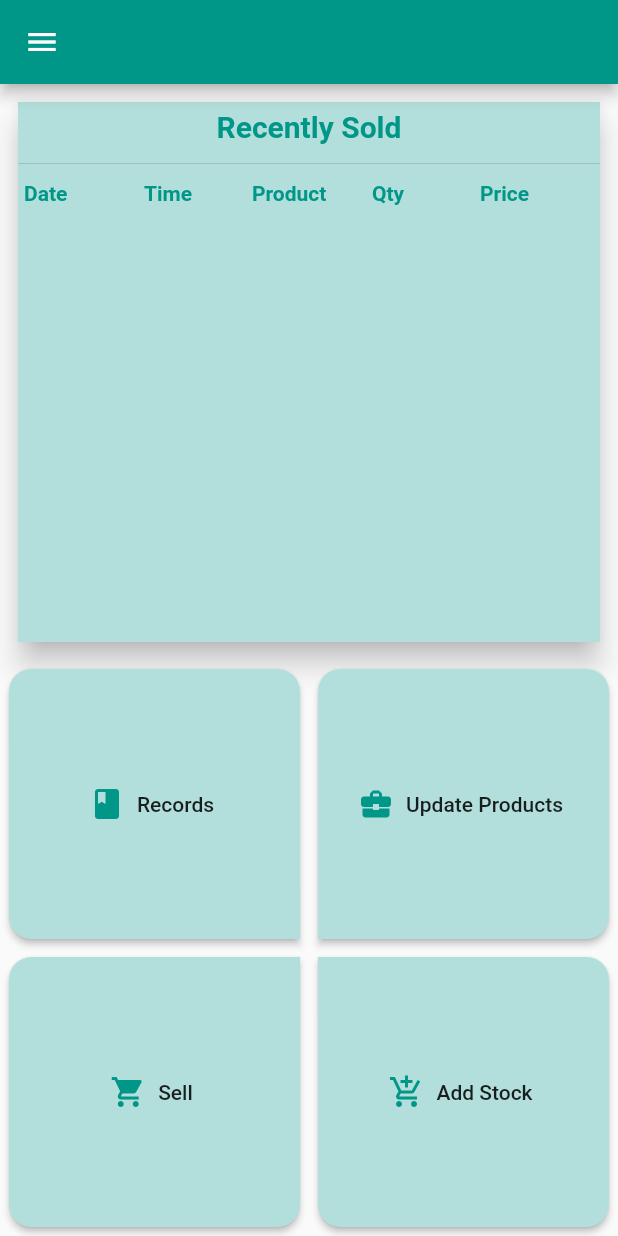
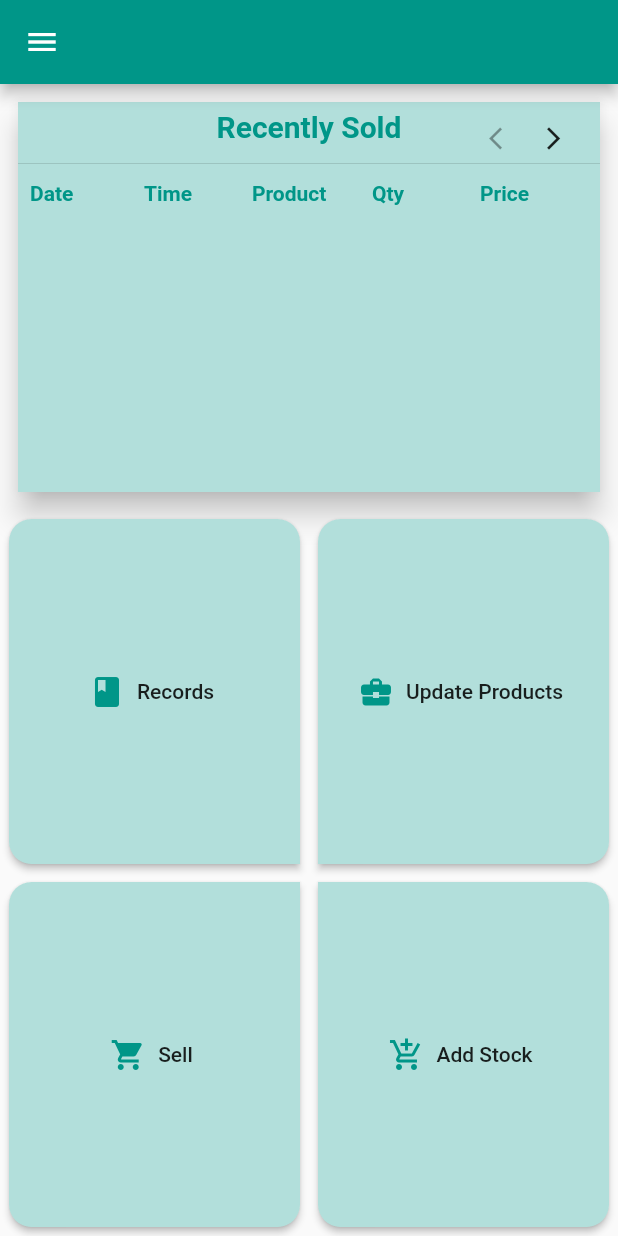
Before and after one commit to a-k-o-r-e-d-e/flutter_farm_inventory_sales, a Flutter app: the HomePage screen opened directly, on a phone screen of 412 x 824 dp. Run offline on Flutter 3.47's test engine with Material 2 defaults, Android fonts, the phone set to English and light mode, and no system bars; our stand-ins replace cloud_firestore, firebase_auth, google_sign_in; accounts and stored records are empty.

Commit message:
** Update to Home Page UI  * Added Navigation arrows for HomePage Slider

```diff
--- a/lib/home_page.dart
+++ b/lib/home_page.dart
@@ -16,6 +16,8 @@ class HomePage extends StatefulWidget {
 }
 
 class _HomePageState extends State<HomePage> {
+  int curtPage = 0;
+
   @override
   Widget build(BuildContext context) {
     return Scaffold(
@@ -24,8 +26,8 @@ class _HomePageState extends State<HomePage> {
         body:
             Column(mainAxisAlignment: MainAxisAlignment.spaceAround, children: <
                 Widget>[
-          Expanded(
-            flex: 2,
+          Flexible(
+            flex: 0,
             child: Padding(
               padding: const EdgeInsets.all(8.0),
               child: Card(
@@ -103,10 +105,23 @@ class _HomePageState extends State<HomePage> {
                                 (previousValue, current) =>
                             previousValue + current);
 
-                        return PageView(
+                        PageController _pageController = PageController(
+                            initialPage: curtPage);
+
+                        return Stack(
+                          children: [
+                            PageView(
+                              controller: _pageController,
+                              onPageChanged: (index) {
+                                setState(() {
+                                  curtPage = index;
+                                });
+                              },
                               children: <Widget>[
                                 Container(
-                              color: Theme.of(context).accentColor,
+                                  color: Theme
+                                      .of(context)
+                                      .accentColor,
                                   child: Column(
                                     children: <Widget>[
                                       Padding(
@@ -116,7 +131,9 @@ class _HomePageState extends State<HomePage> {
                                             "Recently Sold",
                                             style: TextStyle(
                                                 color:
-                                                Theme.of(context).primaryColor,
+                                                Theme
+                                                    .of(context)
+                                                    .primaryColor,
                                                 fontSize: 20,
                                                 fontWeight: FontWeight.bold),
                                           ),
@@ -130,17 +147,23 @@ class _HomePageState extends State<HomePage> {
                                         itemBuilder: (context, index) {
                                           if (index == 0) {
                                             return Padding(
-                                          padding: const EdgeInsets.all(4.0),
+                                              padding: const EdgeInsets.all(
+                                                  4.0),
                                               child: Row(
                                                 children: <Widget>[
                                                   Expanded(
 //                                            flex: 2,
+                                                    child: Padding(
+                                                      padding: const EdgeInsets
+                                                          .only(left: 4),
                                                       child: Text("Date",
                                                           style: TextStyle(
-                                                        color: Theme.of(context)
+                                                              color: Theme
+                                                                  .of(context)
                                                                   .primaryColor,
                                                               fontWeight:
                                                               FontWeight.bold)),
+                                                    ),
                                                   ),
                                                   Expanded(
                                                     child: Padding(
@@ -150,7 +173,8 @@ class _HomePageState extends State<HomePage> {
                                                       child: Text("Time",
                                                           style: TextStyle(
                                                               color:
-                                                              Theme.of(context)
+                                                              Theme
+                                                                  .of(context)
                                                                   .primaryColor,
                                                               fontWeight:
                                                               FontWeight.bold)),
@@ -160,7 +184,8 @@ class _HomePageState extends State<HomePage> {
 //                                            flex: 2,
                                                     child: Text("Product",
                                                         style: TextStyle(
-                                                        color: Theme.of(context)
+                                                            color: Theme
+                                                                .of(context)
                                                                 .primaryColor,
                                                             fontWeight:
                                                             FontWeight.bold)),
@@ -172,7 +197,8 @@ class _HomePageState extends State<HomePage> {
                                                             left: 4),
                                                         child: Text('Qty',
                                                             style: TextStyle(
-                                                            color: Theme.of(
+                                                                color: Theme
+                                                                    .of(
                                                                     context)
                                                                     .primaryColor,
                                                                 fontWeight:
@@ -182,7 +208,8 @@ class _HomePageState extends State<HomePage> {
                                                   Expanded(
                                                     child: Text('Price',
                                                         style: TextStyle(
-                                                        color: Theme.of(context)
+                                                            color: Theme
+                                                                .of(context)
                                                                 .primaryColor,
                                                             fontWeight:
                                                             FontWeight.bold)),
@@ -207,19 +234,22 @@ class _HomePageState extends State<HomePage> {
                                           return Card(
                                             elevation: 1,
                                             child: Padding(
-                                          padding: const EdgeInsets.symmetric(
+                                              padding: const EdgeInsets
+                                                  .symmetric(
                                                   horizontal: 4.0, vertical: 6),
                                               child: Row(
                                                 children: <Widget>[
-                                              Expanded(
-//                                            flex: 2,
+                                                  Flexible(
+                                                    // flex: 2,
                                                     child: Text(formattedDate),
                                                   ),
                                                   Expanded(
                                                     child: Container(
-                                                  margin: const EdgeInsets.only(
+                                                      margin: const EdgeInsets
+                                                          .only(
                                                           left: 6.0),
-                                                  child: Text(formattedTime),
+                                                      child: Text(
+                                                          formattedTime),
                                                     ),
                                                   ),
                                                   Expanded(
@@ -230,7 +260,8 @@ class _HomePageState extends State<HomePage> {
                                                   ),
                                                   Expanded(
                                                     child: Container(
-                                                  margin: const EdgeInsets.only(
+                                                      margin: const EdgeInsets
+                                                          .only(
                                                           left: 8.0),
                                                       child: Text(
                                                           documentSnap['quantity']
@@ -252,7 +283,9 @@ class _HomePageState extends State<HomePage> {
                                   ),
                                 ),
                                 Container(
-                              color: Theme.of(context).accentColor,
+                                  color: Theme
+                                      .of(context)
+                                      .accentColor,
                                   child: Column(
                                     children: [
                                       Padding(
@@ -260,10 +293,12 @@ class _HomePageState extends State<HomePage> {
                                         child: Center(
                                             child: Text("Total Sales",
                                                 style: TextStyle(
-                                                color: Theme.of(context)
+                                                    color: Theme
+                                                        .of(context)
                                                         .primaryColor,
                                                     fontSize: 25,
-                                                fontWeight: FontWeight.bold))),
+                                                    fontWeight: FontWeight
+                                                        .bold))),
                                       ),
                                       Divider(),
                                       Card(
@@ -273,7 +308,8 @@ class _HomePageState extends State<HomePage> {
                                           child: Center(
                                               child: Text("Today: $todaySales",
                                                   style: TextStyle(
-                                                  color: Theme.of(context)
+                                                      color: Theme
+                                                          .of(context)
                                                           .primaryColor,
                                                       fontWeight:
                                                       FontWeight.bold))),
@@ -284,9 +320,11 @@ class _HomePageState extends State<HomePage> {
                                         child: Padding(
                                           padding: const EdgeInsets.all(8.0),
                                           child: Center(
-                                          child: Text("This Month: $monthSales",
+                                              child: Text(
+                                                  "This Month: $monthSales",
                                                   style: TextStyle(
-                                                  color: Theme.of(context)
+                                                      color: Theme
+                                                          .of(context)
                                                           .primaryColor,
                                                       fontWeight:
                                                       FontWeight.bold))),
@@ -297,9 +335,11 @@ class _HomePageState extends State<HomePage> {
                                         child: Padding(
                                           padding: const EdgeInsets.all(8.0),
                                           child: Center(
-                                          child: Text("This Year: $yearSales",
+                                              child: Text(
+                                                  "This Year: $yearSales",
                                                   style: TextStyle(
-                                                  color: Theme.of(context)
+                                                      color: Theme
+                                                          .of(context)
                                                           .primaryColor,
                                                       fontWeight:
                                                       FontWeight.bold))),
@@ -307,13 +347,19 @@ class _HomePageState extends State<HomePage> {
                                       ),
                                       Expanded(
                                         child: Card(
+                                          margin: EdgeInsets.only(bottom: 8,
+                                              top: 4,
+                                              left: 4,
+                                              right: 4),
                                           elevation: 1,
                                           child: Padding(
                                             padding: const EdgeInsets.all(8.0),
                                             child: Center(
-                                            child: Text("All Time: $totalSales",
+                                                child: Text(
+                                                    "All Time: $totalSales",
                                                     style: TextStyle(
-                                                    color: Theme.of(context)
+                                                        color: Theme
+                                                            .of(context)
                                                             .primaryColor,
                                                         fontWeight:
                                                         FontWeight.bold))),
@@ -323,6 +369,41 @@ class _HomePageState extends State<HomePage> {
                                     ],
                                   ),
                                 )
+                              ],
+                            ),
+                            Row(
+                              mainAxisAlignment: MainAxisAlignment.end,
+                              children: [
+                                IconButton(
+                                  iconSize: 18,
+                                  icon: Icon(Icons.arrow_back_ios),
+                                  alignment: Alignment.centerRight,
+                                  // button is grey and disabled if we on the first page
+                                  onPressed: curtPage == 0 ? null : () {
+                                    _pageController.animateToPage(--curtPage,
+                                        duration: Duration(milliseconds: 500),
+                                        curve: Curves.bounceInOut);
+                                  },
+                                ),
+                                IconButton(
+                                    iconSize: 18,
+                                    alignment: Alignment.centerLeft,
+                                    icon: Icon(Icons.arrow_forward_ios),
+                                    onPressed: curtPage == 1 ? null : () {
+                                      _pageController.animateToPage(++curtPage,
+                                          duration: Duration(milliseconds: 500),
+                                          curve: Curves.bounceInOut);
+                                    }
+                                  // color: Colors.white,
+                                  // button is grey and disabled if we on the last page
+                                  // color: currentPage == (options.length-1) ? Colors.grey : Theme.of(context).primaryColor,
+                                  // onPressed: currentPage == (options.length-1) ? null : () {
+                                  //   print("Front Clicked");
+                                  //   moveToPage(pageIndex: ++currentPage);
+                                  // },
+                                ),
+                              ],
+                            ),
                           ],
                         );
                       }),
```
Also changed, not shown: lib/update_products_page.dart (+10 -2 lines). Lines whose indentation alone changed are shown as unchanged.
